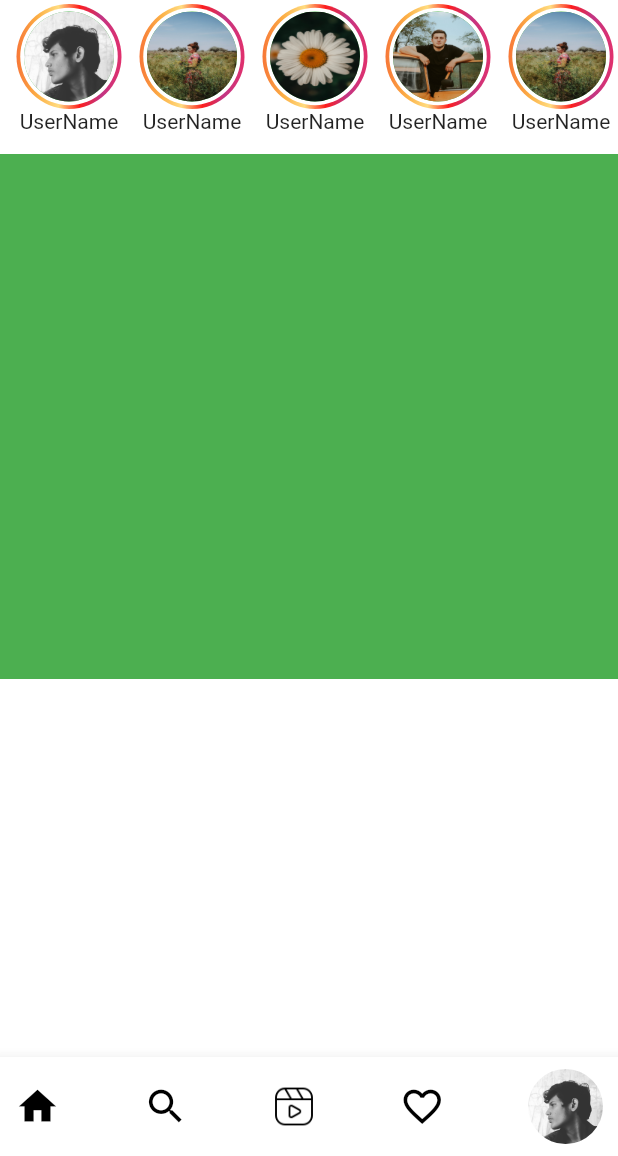
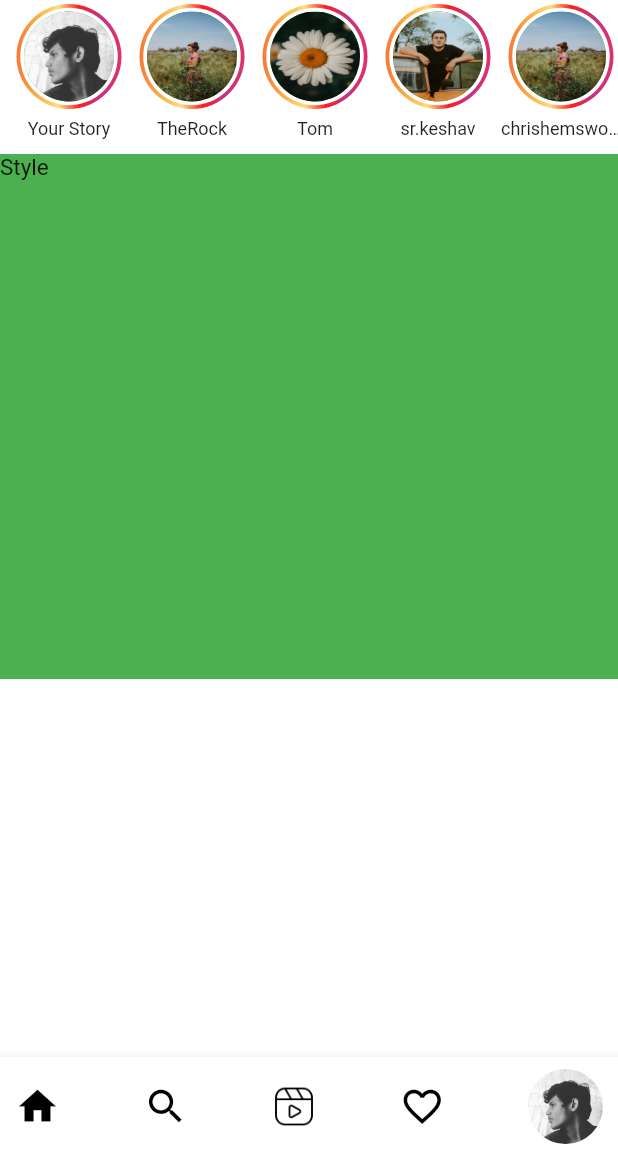
Before and after one commit to KESHAVBERG/Instagramclone, a Flutter app: the screen it shows after launch, on a phone screen of 412 x 824 dp, the part 80-1236 px from its top. Run offline on Flutter 3.47's test engine with Material 2 defaults, Android fonts, the phone set to English and light mode, and no system bars.

Commit message:
starting to work on post

```diff
--- a/lib/consts/stories.dart
+++ b/lib/consts/stories.dart
@@ -1,6 +1,6 @@
 import 'package:flutter/material.dart';
 
-Container storiesView(String imgPath) {
+Container storiesView(String imgPath, String userName) {
   return Container(
     width: 80,
     margin: EdgeInsets.symmetric(horizontal: 1),
@@ -51,20 +51,18 @@ Container storiesView(String imgPath) {
           height: 70,
           width: 70,
           alignment: Alignment.center,
-          margin:const EdgeInsets.symmetric(horizontal: 2),
-          decoration:const BoxDecoration(
+          margin: const EdgeInsets.symmetric(horizontal: 2),
+          decoration: const BoxDecoration(
             gradient: LinearGradient(colors: [
               // Color.fromRGBO(88,81,219,1),
               // Color.fromRGBO(131,58,180,1),
-              Color.fromRGBO(247,119,55,1),
-              Color.fromRGBO(252,175,69,1),
-              Color.fromRGBO(255,220,128,1),
-              Color.fromRGBO(253,29,29,1),
+              Color.fromRGBO(247, 119, 55, 1),
+              Color.fromRGBO(252, 175, 69, 1),
+              Color.fromRGBO(255, 220, 128, 1),
+              Color.fromRGBO(253, 29, 29, 1),
 
-              Color.fromRGBO(193,53,132,1),
-              Color.fromRGBO(225,48,108,1),
-
-
+              Color.fromRGBO(193, 53, 132, 1),
+              Color.fromRGBO(225, 48, 108, 1),
             ]),
             shape: BoxShape.circle,
           ),
@@ -72,52 +70,46 @@ Container storiesView(String imgPath) {
             height: 65,
             width: 65,
             alignment: Alignment.center,
-            decoration:const BoxDecoration(
+            decoration: const BoxDecoration(
               color: Colors.white,
               shape: BoxShape.circle,
             ),
             child: Container(
               height: 60,
               width: 60,
-              decoration:BoxDecoration(
+              decoration: BoxDecoration(
                   color: Colors.green,
                   shape: BoxShape.circle,
                   image: DecorationImage(
-                  fit: BoxFit.fill,
-                  image: AssetImage(imgPath)
-                )
+                      fit: BoxFit.fill, image: AssetImage(imgPath))),
             ),
           ),
         ),
-
-        ),
-          const Text("UserName", overflow: TextOverflow.ellipsis,style: TextStyle(
-            fontWeight: FontWeight.w400
-          ),)
+        const SizedBox(height: 6,),
+        Text(
+          userName,
+          overflow: TextOverflow.ellipsis,
+          style: const TextStyle(fontFamily: "Roboto",fontSize: 12,fontWeight: FontWeight.w500),
+        )
       ],
     ),
-
   );
 }
 
-
-Widget storiesToView(context){
-  return  Container(
-    padding: EdgeInsets.fromLTRB(5, 0, 0, 0),
+Widget storiesToView(context) {
+  return Container(
+    padding:const EdgeInsets.fromLTRB(5, 0, 0, 0),
     width: double.infinity,
     height: 100,
     child: ListView(
       scrollDirection: Axis.horizontal,
       children: [
-        storiesView("imgs/userprofilepic.jpg"),
-        storiesView("profilepics/p1.jpg"),
-        storiesView("profilepics/p2.jpg"),
-        storiesView("profilepics/p3.jpg"),
-        storiesView("profilepics/p1.jpg"),
-        storiesView("profilepics/p2.jpg"),
-
-
-
+        storiesView("imgs/userprofilepic.jpg", "Your Story"),
+        storiesView("profilepics/p1.jpg", "TheRock"),
+        storiesView("profilepics/p2.jpg","Tom"),
+        storiesView("profilepics/p3.jpg","sr.keshav" ),
+        storiesView("profilepics/p1.jpg", "chrishemsworth"),
+        storiesView("profilepics/p2.jpg","chrisevans"),
       ],
     ),
   );
--- a/lib/pages/feed.dart
+++ b/lib/pages/feed.dart
@@ -1,4 +1,3 @@
-
 import 'package:flutter/material.dart';
 import 'package:functionlearner/consts/stories.dart';
 import 'package:functionlearner/my_flutter_app_icons.dart';
@@ -18,7 +17,8 @@ class _FeedState extends State<Feed> {
         backgroundColor: Colors.white,
         bottomNavigationBar: BottomAppBar(
           child: Padding(
-          padding: const EdgeInsets.symmetric(horizontal: 10.0, vertical: 8.0),
+            padding:
+                const EdgeInsets.symmetric(horizontal: 10.0, vertical: 8.0),
             child: Row(
               mainAxisAlignment: MainAxisAlignment.spaceBetween,
               children: [
@@ -64,8 +64,8 @@ class _FeedState extends State<Feed> {
             "imgs/icon.png",
             height: 50,
           ),
-        actions:  [
-          Padding(
+          actions: [
+            const Padding(
               padding: EdgeInsets.symmetric(horizontal: 3.0),
               child: Icon(
                 MyFlutterApp.plus_squared_alt,
@@ -73,18 +73,15 @@ class _FeedState extends State<Feed> {
               ),
             ),
             Padding(
-            padding: EdgeInsets.symmetric(horizontal: 15.0),
+                padding: const EdgeInsets.symmetric(horizontal: 15.0),
                 child: Container(
                   height: 30,
                   width: 30,
-              decoration: BoxDecoration(
+                  decoration: const BoxDecoration(
                       image: DecorationImage(
                           fit: BoxFit.contain,
-                  image: AssetImage('imgs/messager icon.jpg')
-                )
-              ),
-            )
-          )
+                          image: AssetImage('imgs/messager icon.jpg'))),
+                ))
           ],
         ),
         body: Container(
@@ -97,11 +94,11 @@ class _FeedState extends State<Feed> {
                 height: 350,
                 width: MediaQuery.of(context).size.width,
                 color: Colors.green,
+                child: const Text("Style",
+                    style: TextStyle(fontFamily: "Roboto", fontSize: 15)),
               ),
             ],
           ),
-
-      )
-    );
+        ));
   }
 }
--- a/pubspec.yaml
+++ b/pubspec.yaml
@@ -79,6 +79,9 @@ flutter:
     - family: MyFlutterApp
       fonts:
         - asset: fonts/MyFlutterApp.ttf
+    - family: Roboto
+      fonts:
+        - asset: fonts/Roboto-Regular.ttf
 
   #   - family: Trajan Pro
   #     fonts:
```
Also changed, not shown: fonts/Roboto-Regular.ttf (added). Lines whose indentation alone changed are shown as unchanged.
